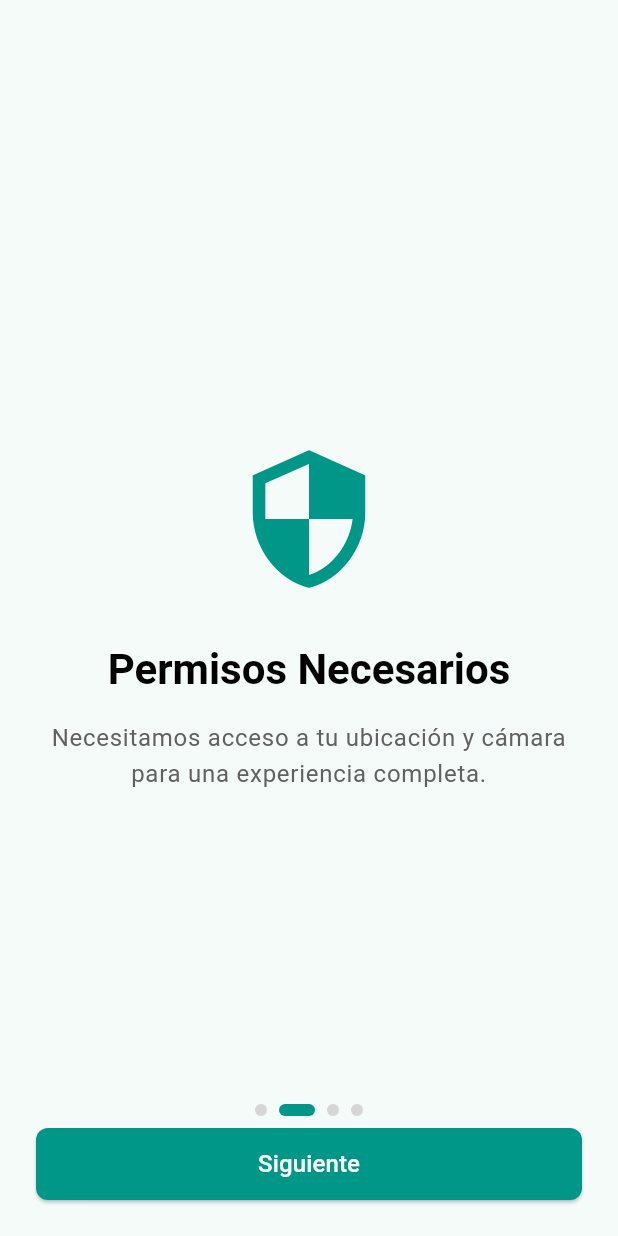
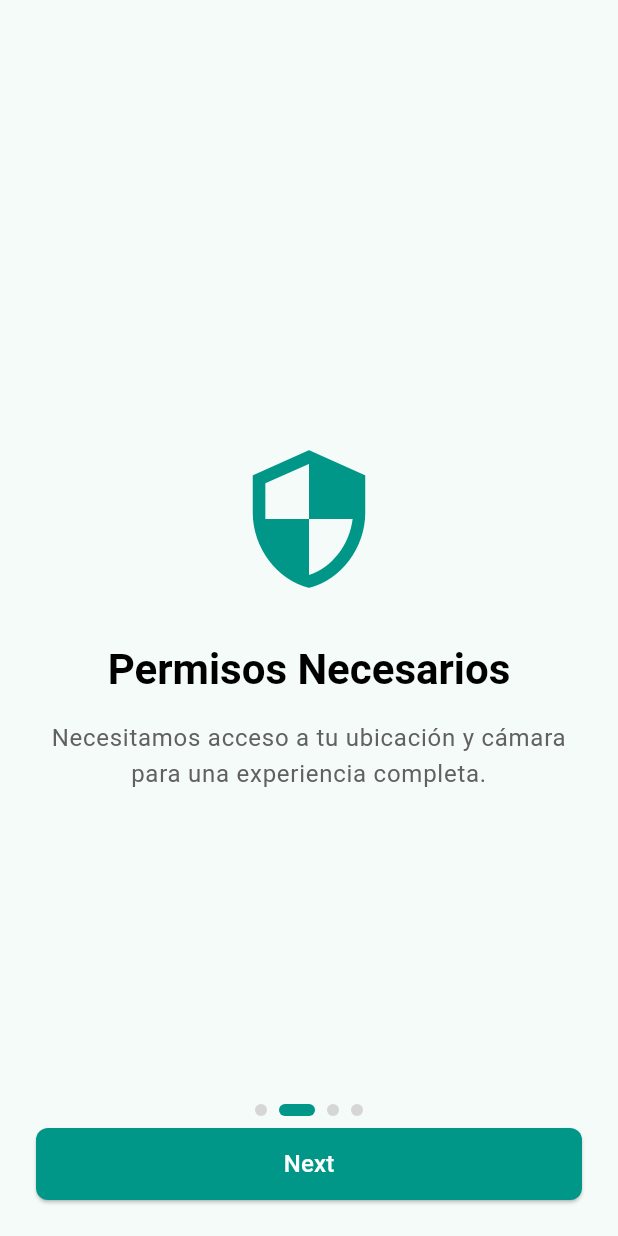
Before and after one commit to tr3scafesforge-cloud/promoruta-mobile, a Flutter app: the screen it shows after launch, swiped to page 2, on a phone screen of 412 x 824 dp. Run offline on Flutter 3.47's test engine with Material 3 defaults, Android fonts, the light colour scheme and no system bars; drawn by our look-alikes of smooth_page_indicator; our stand-ins replace shared_preferences.

Commit message:
Update onboarding button text to use localized strings for 'Start' and 'Next'

```diff
--- a/lib/features/auth/onboarding_page_view.dart
+++ b/lib/features/auth/onboarding_page_view.dart
@@ -1,4 +1,5 @@
 import 'package:flutter/material.dart';
+import 'package:promoruta/l10n/app_localizations.dart';
 import 'package:shared_preferences/shared_preferences.dart';
 import 'package:smooth_page_indicator/smooth_page_indicator.dart';
 import 'choose_role.dart';
@@ -47,7 +48,8 @@ class _OnboardingPageViewState extends State<OnboardingPageView> {
     // Navigate to login or home
     // For now, just pop or navigate to home
     if (mounted) {
-      Navigator.of(context).pushReplacementNamed('/home'); // Assuming home route
+      Navigator.of(context)
+          .pushReplacementNamed('/home'); // Assuming home route
     }
   }
 
@@ -97,7 +99,9 @@ class _OnboardingPageViewState extends State<OnboardingPageView> {
                 ),
               ),
               child: Text(
-                _currentPage == _pages.length - 1 ? 'Empezar' : 'Siguiente',
+                _currentPage == _pages.length - 1
+                    ? AppLocalizations.of(context)!.start
+                    : AppLocalizations.of(context)!.next,
                 style: const TextStyle(color: Colors.white, fontSize: 16),
               ),
             ),
```
